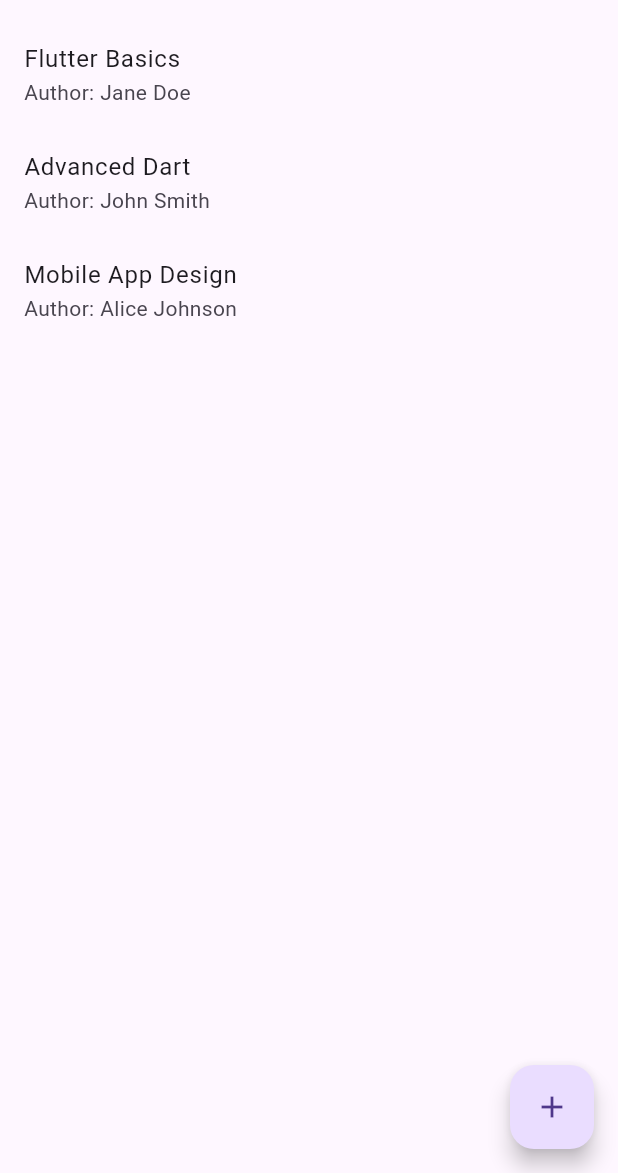
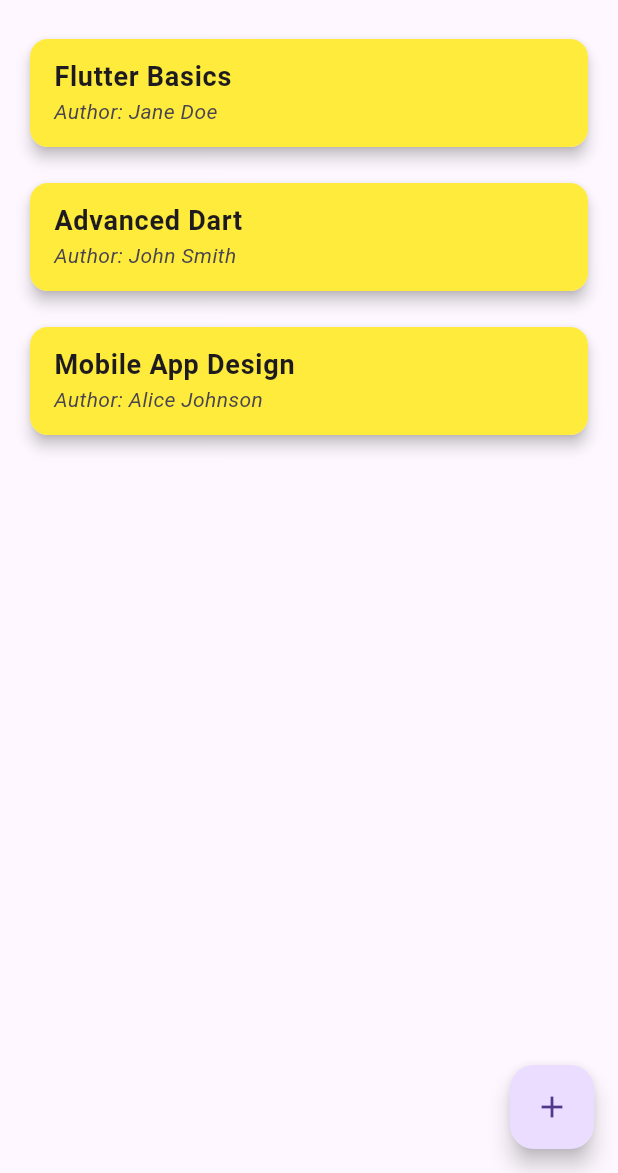
Before and after one commit to mane-23G/nyc_smooth_skin, a Flutter app: the screen it shows after launch, on a phone screen of 412 x 824 dp, the part 63-1236 px from its top. Run offline on Flutter 3.47's test engine with Material 3 defaults, Android fonts, the phone set to English and light mode, and no system bars.

Commit message:
ui enanchements

```diff
--- a/final/final/hunter_final/lib/main.dart
+++ b/final/final/hunter_final/lib/main.dart
@@ -32,9 +32,34 @@ class BookListPage extends StatelessWidget {
       body: ListView.builder(
         itemCount: books.length,
         itemBuilder: (context, index) {
-          return ListTile(
-            title: Text(books[index]['title']!),
-            subtitle: Text('Author: ${books[index]['author']}'),
+          return Padding(
+            padding: const EdgeInsets.symmetric(vertical: 8.0, horizontal: 16.0),
+            child: Card(
+              shape: RoundedRectangleBorder(
+                borderRadius: BorderRadius.circular(12.0),
+              ),
+              elevation: 4,
+              child: ListTile(
+                tileColor: Colors.yellow,
+                shape: RoundedRectangleBorder(
+                  borderRadius: BorderRadius.circular(12.0),
+                ),
+                title: Text(
+                  books[index]['title']!,
+                  style: TextStyle(
+                    fontSize: 18,
+                    fontWeight: FontWeight.bold,
+                  ),
+                ),
+                subtitle: Text(
+                  'Author: ${books[index]['author']}',
+                  style: TextStyle(
+                    fontSize: 14,
+                    fontStyle: FontStyle.italic,
+                  ),
+                ),
+              ),
+            ),
           );
         },
       ),
```
Also changed, not shown: 1 other file.
